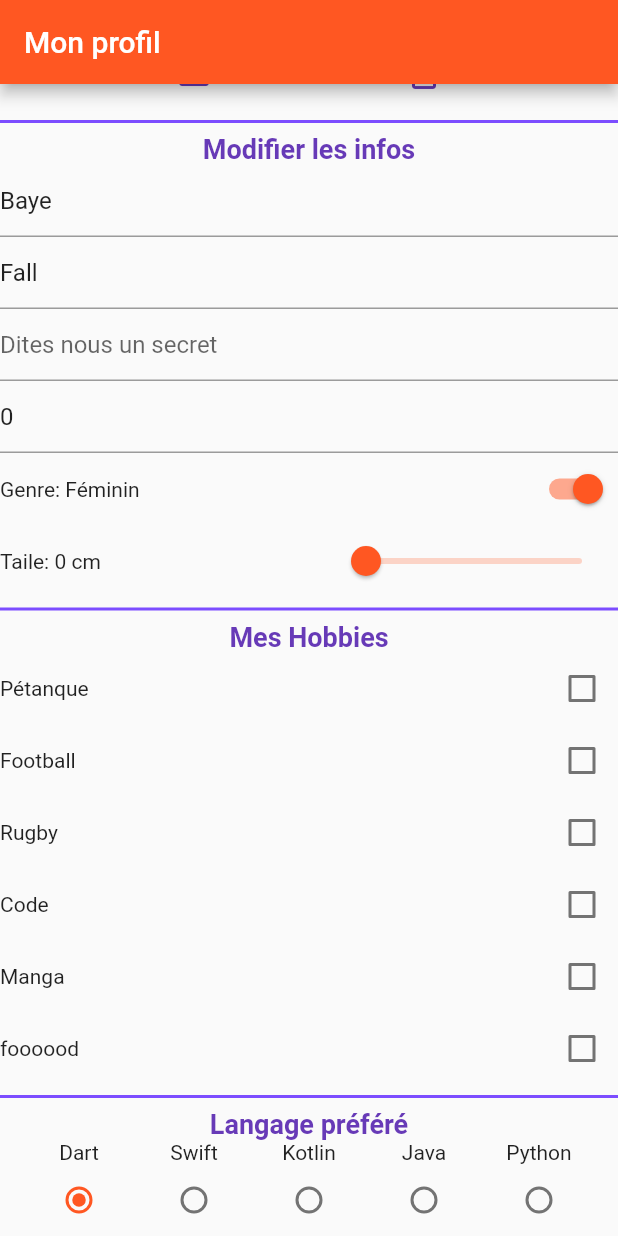
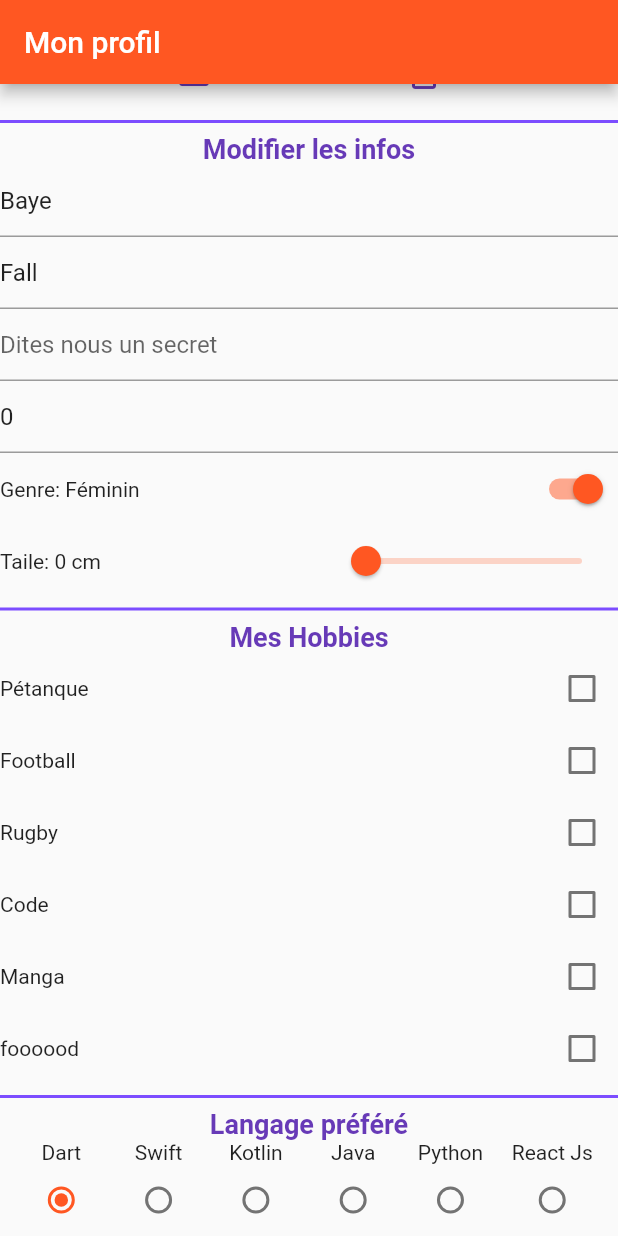
Before and after one commit to Kheuzayni/profil_with_camera, a Flutter app: the screen it shows after launch, scrolled down 258 dp, on a phone screen of 412 x 824 dp. Run offline on Flutter 3.47's test engine with Material 2 defaults, Android fonts, the light colour scheme and no system bars; our stand-ins replace image_picker; missing offline and left inert: image_picker_for_web.

Commit message:
react js

```diff
--- a/lib/profile_page.dart
+++ b/lib/profile_page.dart
@@ -222,7 +222,7 @@ class ProfilePageState extends State<ProfilePage> {
   Column myRadios() {
 
     List<Widget> w = [];
-    List<String> langs = ["Dart", "Swift", "Kotlin", "Java", "Python"];
+    List<String> langs = ["Dart", "Swift", "Kotlin", "Java", "Python", "React Js"];
     int index = langs.indexWhere((lang) => lang.startsWith(myProfile.favoriteLang));
     for (var x = 0; x < langs.length; x++) {
       Column c = Column(
```
